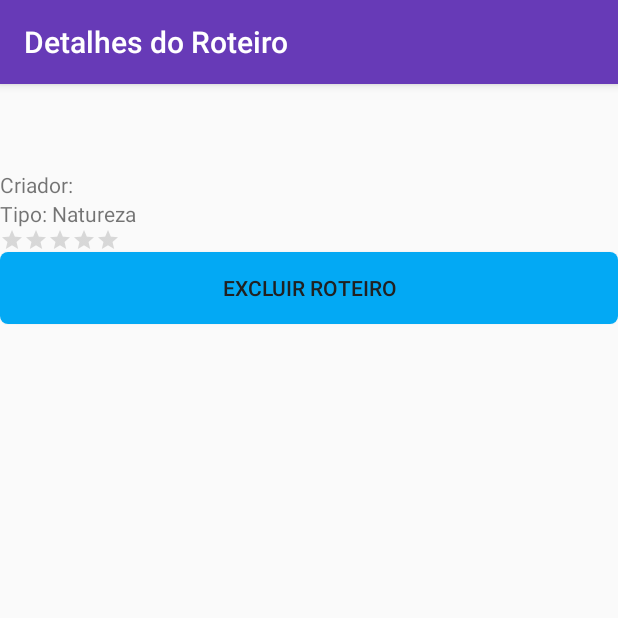
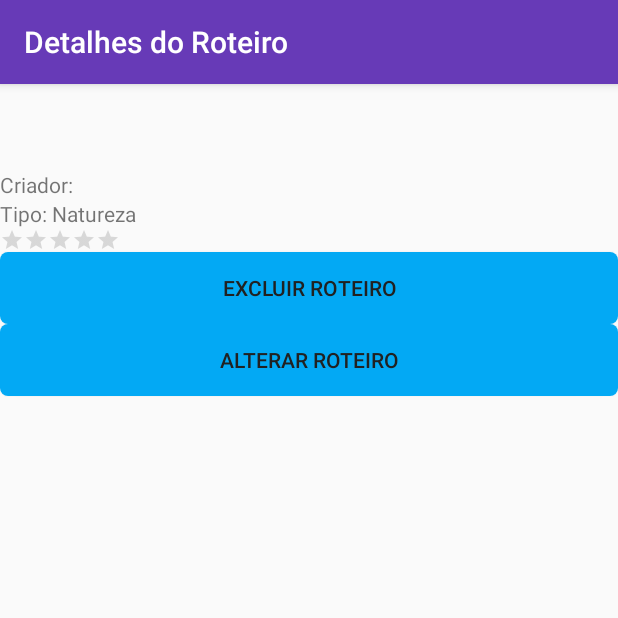
Before and after one commit to andretalpo/TourIt, an Android app: the LocalListFragment screen opened directly, with no data from a screen before it, after a tap on an icon or button, on a phone screen of 412 x 824 dp, the top half of it. Run offline under Robolectric (Android 15) with nearby library versions, the phone set to English and light mode, and no system bars; our stand-ins replace Firebase (no records; nobody signed in at launch, a user with empty details on screens opened directly); 1 statement that could not run was skipped.

Commit message:
Update de roteiros

```diff
--- a/app/src/main/AndroidManifest.xml
+++ b/app/src/main/AndroidManifest.xml
@@ -8,7 +8,7 @@
         android:allowBackup="true"
         android:icon="@drawable/launcher_x164"
         android:label="@string/app_name"
-        android:roundIcon="@mipmap/ic_launcher_round"
+        android:roundIcon="@drawable/launcher_x164"
         android:supportsRtl="true"
         android:theme="@style/AppTheme">
 
--- a/app/src/main/java/br/com/marcus/fernanda/andre/tourit/local/controler/LocalDetailsActivity.java
+++ b/app/src/main/java/br/com/marcus/fernanda/andre/tourit/local/controler/LocalDetailsActivity.java
@@ -119,6 +119,9 @@ public class LocalDetailsActivity extends AppCompatActivity {
             @Override
             public void onClick(View view) {
 //                new LocalDAO(LocalDetailsActivity.this, MainActivity.idUsuarioGoogle).inserirLocalSQLite(local);
+                if(CreateRoteiroActivity.getListaLocaisRoteiroAtual() == null){
+                    CreateRoteiroActivity.setListaLocaisRoteiroAtual(new ArrayList<Local>());
+                }
                 CreateRoteiroActivity.getListaLocaisRoteiroAtual().add(local);
                 inicializarBotaoExcluir();
                 Toast.makeText(LocalDetailsActivity.this, "Local adicionado com sucesso.", Toast.LENGTH_LONG).show();
--- a/app/src/main/java/br/com/marcus/fernanda/andre/tourit/local/controler/LocalListFragment.java
+++ b/app/src/main/java/br/com/marcus/fernanda/andre/tourit/local/controler/LocalListFragment.java
@@ -60,10 +60,13 @@ public class LocalListFragment extends Fragment {
             pesquisa = bundle.getString("pesquisa");
             new CarregarLocaisApiTask().execute(pesquisa);
         }else if(bundle.getString("acao").equals("consultaLocaisRoteiroAtual")){
+            LocalDetailsActivity.setConsultando(false);
             container.setVisibility(View.VISIBLE);
             listaLocais.clear();
-            listaLocais.addAll(CreateRoteiroActivity.getListaLocaisRoteiroAtual());
-            adapter.notifyDataSetChanged();
+            if(CreateRoteiroActivity.getListaLocaisRoteiroAtual() != null) {
+                listaLocais.addAll(CreateRoteiroActivity.getListaLocaisRoteiroAtual());
+                adapter.notifyDataSetChanged();
+            }
         }else if(bundle.getString("acao").equals("consultaLocaisBanco")){
             carregarLocaisRoteiroBanco(bundle.getInt("idRoteiro"));
         }
@@ -114,8 +117,10 @@ public class LocalListFragment extends Fragment {
         super.onResume();
         if(bundle.getString("acao").equals("consultaLocaisRoteiroAtual")) {
             listaLocais.clear();
-            listaLocais.addAll(CreateRoteiroActivity.getListaLocaisRoteiroAtual());
-            adapter.notifyDataSetChanged();
+            if(CreateRoteiroActivity.getListaLocaisRoteiroAtual() != null) {
+                listaLocais.addAll(CreateRoteiroActivity.getListaLocaisRoteiroAtual());
+                adapter.notifyDataSetChanged();
+            }
         }
     }
 }
--- a/app/src/main/java/br/com/marcus/fernanda/andre/tourit/local/dao/LocalDAO.java
+++ b/app/src/main/java/br/com/marcus/fernanda/andre/tourit/local/dao/LocalDAO.java
@@ -104,9 +104,9 @@ public class LocalDAO {
         return null;
     }
 
-    public void deleteLocal(String idGooglePlaces){
+    public void excluirLocais(int idRoteiro){
         sqLiteDatabase = dbHelper.getWritableDatabase();
-        sqLiteDatabase.delete(DBHelper.TABLE_LOCAL, DBHelper.COLUMN_IDPLACES_LOCAL + "=?", new String[] {idGooglePlaces});
+        sqLiteDatabase.delete(DBHelper.TABLE_LOCAL, DBHelper.COLUMN_ID_ROTEIRO + "=?", new String[] {String.valueOf(idRoteiro)});
     }
 
     public List<Local> buscarLocaisDoRoteiro(int idRoteiro) {
--- a/app/src/main/java/br/com/marcus/fernanda/andre/tourit/local/model/LocalService.java
+++ b/app/src/main/java/br/com/marcus/fernanda/andre/tourit/local/model/LocalService.java
@@ -27,4 +27,10 @@ public class LocalService {
     public List<Local> buscarLocaisRoteiro(int idRoteiro) {
         return new LocalDAO(context, idUsuarioGoogle).buscarLocaisDoRoteiro(idRoteiro);
     }
+
+    public void alterarLocaisRoteiro(int idRoteiroSqlite, List<Local> listaLocais) {
+        LocalDAO localDAO = new LocalDAO(context, idUsuarioGoogle);
+        localDAO.excluirLocais(idRoteiroSqlite);
+        localDAO.salvarLocaisSQLite(listaLocais, idRoteiroSqlite);
+    }
 }
--- a/app/src/main/java/br/com/marcus/fernanda/andre/tourit/roteiro/controller/RoteiroDetailsActivity.java
+++ b/app/src/main/java/br/com/marcus/fernanda/andre/tourit/roteiro/controller/RoteiroDetailsActivity.java
@@ -1,6 +1,7 @@
 package br.com.marcus.fernanda.andre.tourit.roteiro.controller;
 
 import android.app.ProgressDialog;
+import android.content.Intent;
 import android.os.AsyncTask;
 import android.support.v4.app.FragmentTransaction;
 import android.support.v7.app.AppCompatActivity;
@@ -51,14 +52,29 @@ public class RoteiroDetailsActivity extends AppCompatActivity {
         tipoRoteiroTextView.setText(roteiro.getTipoRoteiro());
         roteiroRatingBar.setRating(roteiro.getNotaRoteiro());
 
-        Button button = (Button) findViewById(R.id.botaoExcluir);
-        button.setOnClickListener(new View.OnClickListener() {
+        Button excluirButton = (Button) findViewById(R.id.excluirRoteiroDetailsActivityButton);
+        excluirButton.setOnClickListener(new View.OnClickListener() {
             @Override
             public void onClick(View view) {
                 new ExcluirRoteiroTask().execute(roteiro);
             }
         });
 
+        Button alterarButtton = (Button) findViewById(R.id.alterarRoteiroDetailsActivityButton);
+        alterarButtton.setOnClickListener(new View.OnClickListener() {
+            @Override
+            public void onClick(View view) {
+                alterarRoteiro(roteiro);
+            }
+        });
+
+    }
+
+    private void alterarRoteiro(Roteiro roteiro){
+        Intent intent = new Intent(this, CreateRoteiroActivity.class);
+        intent.putExtra("roteiro", roteiro);
+        startActivity(intent);
+        finish();
     }
 
     @Override
@@ -95,4 +111,10 @@ public class RoteiroDetailsActivity extends AppCompatActivity {
             progressDialog.dismiss();
         }
     }
+
+    @Override
+    protected void onResume() {
+        super.onResume();
+        LocalDetailsActivity.setConsultando(true);
+    }
 }
--- a/app/src/main/res/layout/activity_create_roteiro.xml
+++ b/app/src/main/res/layout/activity_create_roteiro.xml
@@ -56,7 +56,7 @@
         android:layout_alignParentEnd="true"
         android:layout_alignParentBottom="true"
         android:layout_margin="@dimen/fab_margin"
-        android:src="@drawable/ic_add_2"
+        android:src="@drawable/ic_check"
         android:id="@+id/salvarRoteiroActivityFab"/>
 
 
--- a/app/src/main/res/layout/activity_roteiro_details.xml
+++ b/app/src/main/res/layout/activity_roteiro_details.xml
@@ -64,11 +64,19 @@
     </FrameLayout>
 
     <Button
-        android:id="@+id/botaoExcluir"
+        android:id="@+id/excluirRoteiroDetailsActivityButton"
         android:layout_width="match_parent"
         android:layout_height="wrap_content"
         android:layout_below="@id/listaLocaisRoteiroDetailsFrameLayout"
         android:background="@drawable/bordas_botao"
         android:text="Excluir Roteiro" />
 
+    <Button
+        android:id="@+id/alterarRoteiroDetailsActivityButton"
+        android:layout_width="match_parent"
+        android:layout_height="wrap_content"
+        android:layout_below="@id/excluirRoteiroDetailsActivityButton"
+        android:background="@drawable/bordas_botao"
+        android:text="Alterar Roteiro" />
+
 </RelativeLayout>
--- a/app/src/main/res/values/strings.xml
+++ b/app/src/main/res/values/strings.xml
@@ -185,7 +185,7 @@
     <string name="title_activity_crete_roteiro">Criação de Roteiro</string>
     <string name="title_activity_local_search">Pesquisa de Locais</string>
     <string name="title_activity_roteiro_details">Detalhes do Roteiro</string>
-    <string name="title_activity_meus_roteiros">MeusRoteirosActivity</string>
+    <string name="title_activity_meus_roteiros">Meus Roteiros</string>
     <string name="section_format">Hello World from section: %1$d</string>
     <string name="meus_roteiros">Meus Roteiros</string>
 </resources>
```
Also changed, not shown: app/src/main/java/br/com/marcus/fernanda/andre/tourit/roteiro/controller/CreateRoteiroActivity.java (+74 -13 lines), app/src/main/java/br/com/marcus/fernanda/andre/tourit/roteiro/controller/RoteiroListFragment.java (+7 -2 lines), app/src/main/java/br/com/marcus/fernanda/andre/tourit/roteiro/dao/RoteiroDAO.java (+13 -1 lines), app/src/main/java/br/com/marcus/fernanda/andre/tourit/roteiro/model/RoteiroService.java (+8 -1 lines), app/src/main/res/drawable-hdpi/ic_check.png (added), app/src/main/res/drawable-mdpi/ic_check.png (added), app/src/main/res/drawable-xhdpi/ic_check.png (added), app/src/main/res/drawable-xxhdpi/ic_check.png (added).
